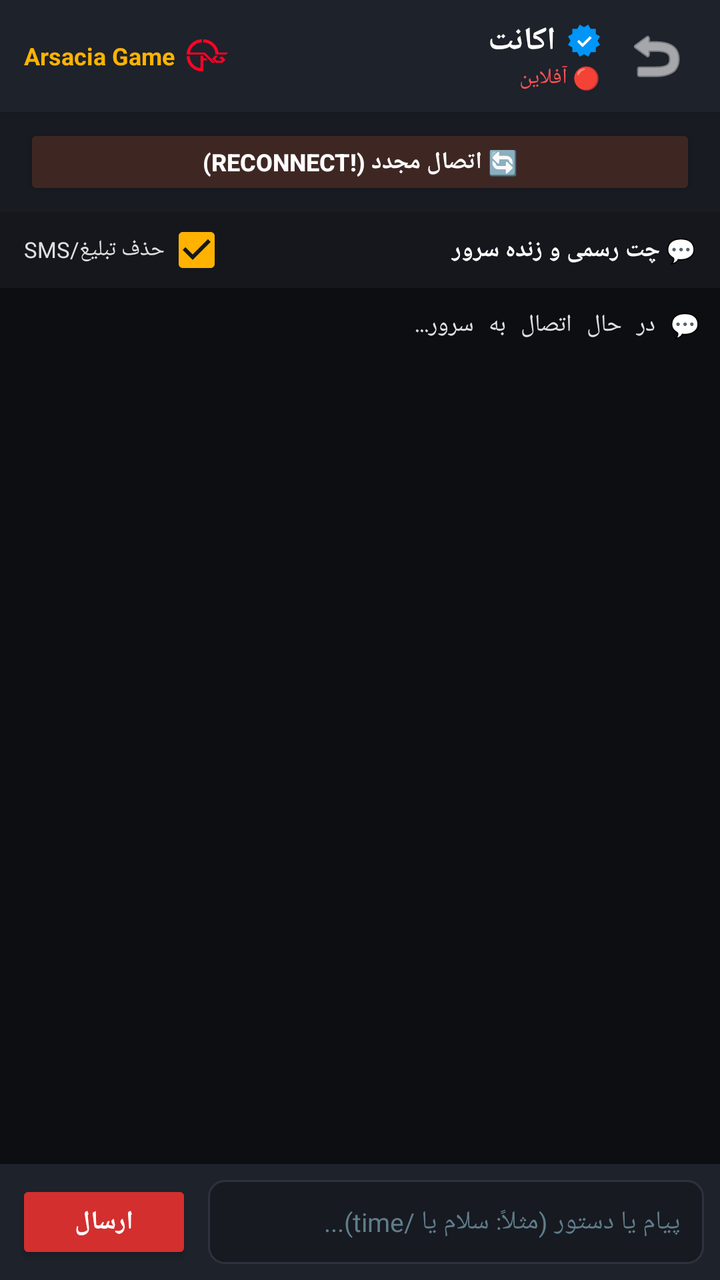
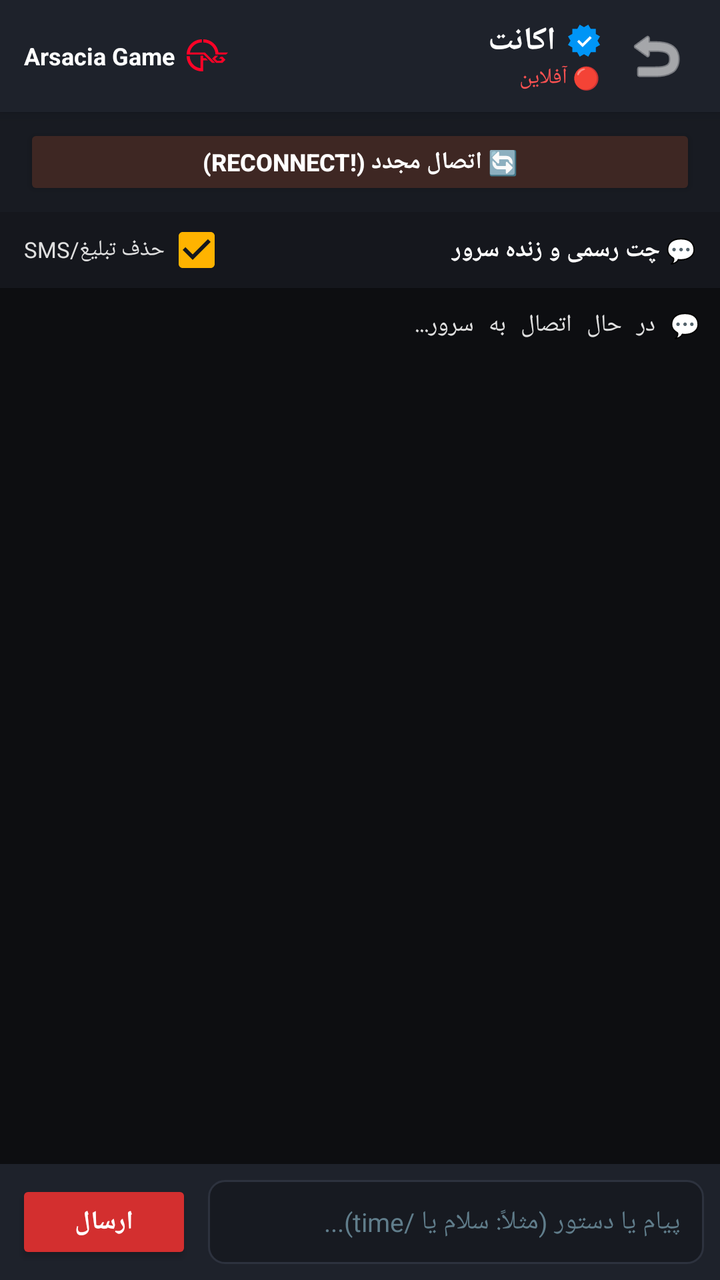

Two renders of the same Android screen: before a commit and after it. Below are the layout's source before the change and the commit's diff.
<!-- AndroidManifest.xml: application theme Theme.AGRak -->
<!-- res/layout/activity_chat.xml -->
<?xml version="1.0" encoding="utf-8"?>
<LinearLayout xmlns:android="http://schemas.android.com/apk/res/android"
    xmlns:app="http://schemas.android.com/apk/res-auto"
    android:layout_width="match_parent"
    android:layout_height="match_parent"
    android:background="@color/bg_dark"
    android:orientation="vertical"
    android:layoutDirection="rtl">

    
    <androidx.cardview.widget.CardView
        android:layout_width="match_parent"
        android:layout_height="wrap_content"
        app:cardBackgroundColor="@color/card_dark"
        app:cardCornerRadius="0dp"
        app:cardElevation="4dp">

        <LinearLayout
            android:layout_width="match_parent"
            android:layout_height="56dp"
            android:gravity="center_vertical"
            android:orientation="horizontal"
            android:paddingHorizontal="12dp">

            <ImageButton
                android:id="@+id/btnBack"
                android:layout_width="40dp"
                android:layout_height="40dp"
                android:background="?attr/selectableItemBackgroundBorderless"
                android:src="@android:drawable/ic_menu_revert"
                android:tint="@color/text_white"
                android:contentDescription="بازگشت" />

            <LinearLayout
                android:layout_width="0dp"
                android:layout_height="wrap_content"
                android:layout_marginStart="8dp"
                android:layout_weight="1"
                android:orientation="vertical">

                <LinearLayout
                    android:layout_width="wrap_content"
                    android:layout_height="wrap_content"
                    android:gravity="center_vertical"
                    android:orientation="horizontal">

                    <ImageView
                        android:layout_width="16dp"
                        android:layout_height="16dp"
                        android:layout_marginEnd="6dp"
                        android:src="@drawable/ic_instagram_verified"
                        android:contentDescription="تیک آبی" />

                    <TextView
                        android:id="@+id/tvChatAccountName"
                        android:layout_width="wrap_content"
                        android:layout_height="wrap_content"
                        android:text="اکانت"
                        android:textColor="@color/text_white"
                        android:textSize="16sp"
                        android:textStyle="bold" />
                </LinearLayout>

                <TextView
                    android:id="@+id/tvChatStatus"
                    android:layout_width="wrap_content"
                    android:layout_height="wrap_content"
                    android:text="🔴 آفلاین"
                    android:textColor="@color/status_red"
                    android:textSize="11sp" />
            </LinearLayout>

            
            <LinearLayout
                android:layout_width="wrap_content"
                android:layout_height="wrap_content"
                android:gravity="center_vertical"
                android:orientation="horizontal">

                <ImageView
                    android:id="@+id/imgChatServerLogo"
                    android:layout_width="21dp"
                    android:layout_height="16dp"
                    android:layout_marginEnd="6dp"
                    android:adjustViewBounds="true"
                    android:src="@drawable/ic_arsacia_game_logo"
                    android:contentDescription="Arsacia Game Logo" />

                <TextView
                    android:layout_width="wrap_content"
                    android:layout_height="wrap_content"
                    android:text="Arsacia Game"
                    android:textColor="@color/accent_gold"
                    android:textSize="12sp"
                    android:textStyle="bold" />
            </LinearLayout>

        </LinearLayout>
    </androidx.cardview.widget.CardView>

    
    <LinearLayout
        android:layout_width="match_parent"
        android:layout_height="wrap_content"
        android:background="#181B22"
        android:paddingTop="6dp"
        android:paddingBottom="6dp"
        android:paddingLeft="12dp"
        android:paddingRight="12dp"
        android:orientation="horizontal">

        <Button
            android:id="@+id/btnQuickReconnect"
            android:layout_width="match_parent"
            android:layout_height="38dp"
            android:backgroundTint="#3E2723"
            android:text="🔄 اتصال مجدد (!reconnect)"
            android:textColor="@color/text_white"
            android:textStyle="bold"
            android:textSize="12sp" />
    </LinearLayout>

    
    <LinearLayout
        android:layout_width="match_parent"
        android:layout_height="38dp"
        android:background="#15171D"
        android:gravity="center_vertical"
        android:orientation="horizontal"
        android:paddingHorizontal="12dp">

        <TextView
            android:layout_width="0dp"
            android:layout_height="wrap_content"
            android:layout_weight="1"
            android:text="💬 چت رسمی و زنده سرور"
            android:textColor="@color/text_white"
            android:textStyle="bold"
            android:textSize="12sp" />

        <CheckBox
            android:id="@+id/cbFilterSmsAds"
            android:layout_width="wrap_content"
            android:layout_height="34dp"
            android:checked="true"
            android:buttonTint="@color/accent_gold"
            android:text="حذف تبلیغ/SMS"
            android:textColor="#E0E0E0"
            android:textSize="11sp" />

    </LinearLayout>

    
    <ScrollView
        android:id="@+id/scrollConsole"
        android:layout_width="match_parent"
        android:layout_height="0dp"
        android:layout_weight="1"
        android:background="#0D0E11"
        android:padding="10dp"
        android:fillViewport="true"
        android:descendantFocusability="blocksDescendants">

        <TextView
            android:id="@+id/tvConsoleLogs"
            android:layout_width="match_parent"
            android:layout_height="wrap_content"
            android:textColor="#E0E0E0"
            android:textSize="12sp"
            android:typeface="monospace"
            android:focusable="false"
            android:focusableInTouchMode="false"
            android:text="💬 در حال اتصال به سرور...\n" />
    </ScrollView>

    
    <androidx.cardview.widget.CardView
        android:layout_width="match_parent"
        android:layout_height="wrap_content"
        app:cardBackgroundColor="@color/card_dark"
        app:cardCornerRadius="0dp"
        app:cardElevation="8dp">

        <LinearLayout
            android:layout_width="match_parent"
            android:layout_height="wrap_content"
            android:gravity="center_vertical"
            android:orientation="horizontal"
            android:padding="8dp">

            <EditText
                android:id="@+id/etChatMessage"
                android:layout_width="0dp"
                android:layout_height="42dp"
                android:layout_weight="1"
                android:background="@drawable/bg_input_field"
                android:hint="پیام یا دستور (مثلاً: سلام یا /time)..."
                android:textColorHint="@color/text_hint"
                android:textColor="@color/text_white"
                android:textSize="13sp"
                android:paddingHorizontal="12dp"
                android:singleLine="true" />

            <Button
                android:id="@+id/btnSendMessage"
                android:layout_width="wrap_content"
                android:layout_height="42dp"
                android:layout_marginStart="8dp"
                android:backgroundTint="@color/primary_red"
                android:text="@string/send"
                android:textColor="@color/text_white"
                android:textStyle="bold"
                android:textSize="13sp" />

        </LinearLayout>
    </androidx.cardview.widget.CardView>

</LinearLayout>
<!-- resources referenced by this layout -->
<resources>
  <color name="accent_gold">#FFB300</color>
  <color name="bg_dark">#121418</color>
  <color name="card_dark">#1E222B</color>
  <color name="primary_red">#D32F2F</color>
  <color name="status_red">#FF5252</color>
  <color name="text_hint">#607D8B</color>
  <color name="text_white">#FFFFFF</color>
  <!-- drawable bg_input_field (drawable) -->
  <?xml version="1.0" encoding="utf-8"?>
  <shape xmlns:android="http://schemas.android.com/apk/res/android"
      android:shape="rectangle">
      <solid android:color="#171A21" />
      <stroke
          android:width="1dp"
          android:color="@color/card_stroke" />
      <corners android:radius="8dp" />
  </shape>
  <!-- drawable ic_arsacia_game_logo (drawable) -->
  <vector xmlns:android="http://schemas.android.com/apk/res/android"
      android:width="21dp"
      android:height="16dp"
      android:viewportWidth="42"
      android:viewportHeight="32">
    <path
        android:fillColor="#FF0327"
        android:pathData="M35.7641,17.3101L38.8641,20.411L35.7641,23.5118H29.5624L25.4288,19.3773L28.5297,16.2773H31.6297L28.5297,19.3773L30.5961,21.4446H34.2133L35.2469,20.411L34.2133,19.3773H32.1469L34.2133,17.3101H35.7641Z"/>
    <path
        android:fillColor="#FF0327"
        android:pathData="M41.4478,13.1767L39.3798,15.2439H29.5625L29.5768,15.2296H28.827C28.827,8.54515 23.3886,3.10672 16.7041,3.10672V8.81588e-07C20.3883,-0.00125215 23.948,1.33326 26.7234,3.75616C29.4988,6.17907 31.3016,9.52604 31.7977,13.1767H41.4478Z"/>
    <path
        android:fillColor="#FF0327"
        android:pathData="M16.4505,20.9273V23.3514H16.4715V31.9998H15.233V31.9914V31.9973C13.2323,31.9991 11.251,31.6064 9.40226,30.8417C7.55353,30.077 5.87371,28.9553 4.45889,27.5408C3.04407,26.1263 1.92201,24.4467 1.15691,22.5982C0.391811,20.7496 -0.00132193,18.7683 3.3395e-06,16.7677H3.10672C3.10672,22.992 7.82137,28.1358 13.8669,28.8142V16.2773H16.4505V18.861H19.0341L21.1013,20.9273H16.4505Z"/>
    <path
        android:fillColor="#FF0327"
        android:pathData="M18.1944,13.1767L28.5297,23.5103H25.4289L17.1608,15.2422H1.10582L0,15.2372V15.1977C0.00623066,11.1634 1.61379,7.2966 4.46947,4.44691C7.32514,1.59722 11.1953,-0.00222794 15.2296,2.32928e-06V3.10672C9.24458,3.10672 4.25872,7.46619 3.28052,13.1767H18.1944Z"/>
  </vector>
  <!-- drawable ic_instagram_verified (drawable) -->
  <vector xmlns:android="http://schemas.android.com/apk/res/android"
      android:width="20dp"
      android:height="20dp"
      android:viewportWidth="40"
      android:viewportHeight="40">
      <path
          android:fillColor="#0095F6"
          android:pathData="M19.998,3.094 L14.638,0 l-2.972,5.15 H5.432 v6.354 L0,14.64 3.094,20 0,25.359 l5.432,3.137 v5.905 h5.975 L14.638,40 l5.36,-3.094 L25.358,40 l3.232,-5.6 h6.162 v-6.01 L40,25.359 36.905,20 40,14.641 l-5.248,-3.03 v-6.46 h-6.419 L25.358,0 l-5.36,3.094 Z" />
      <path
          android:fillColor="#FFFFFF"
          android:pathData="M27.413,14.319 l2.254,2.287 -11.43,11.5 -6.835,-6.93 2.244,-2.258 4.587,4.581 9.18,-9.18 Z" />
  </vector>
  <string name="send">ارسال</string>
  <style name="Theme.AGRak" parent="Theme.AppCompat.DayNight.NoActionBar">
          <item name="colorPrimary">@color/primary_red</item>
          <item name="colorPrimaryDark">@color/primary_red_dark</item>
          <item name="colorAccent">@color/accent_gold</item>
          <item name="android:windowBackground">@color/bg_dark</item>
          <item name="android:statusBarColor">#0A0B0E</item>
          <item name="android:navigationBarColor">#0A0B0E</item>
      </style>
  <color name="card_stroke">#2D323E</color>
  <color name="primary_red_dark">#9A0007</color>
</resources>

<!-- the commit's change to res/layout/activity_chat.xml (unified diff, before → after) -->
@@ -90,7 +90,7 @@
                     android:layout_width="wrap_content"
                     android:layout_height="wrap_content"
                     android:text="Arsacia Game"
-                    android:textColor="@color/accent_gold"
+                    android:textColor="@color/text_white"
                     android:textSize="12sp"
                     android:textStyle="bold" />
             </LinearLayout>
